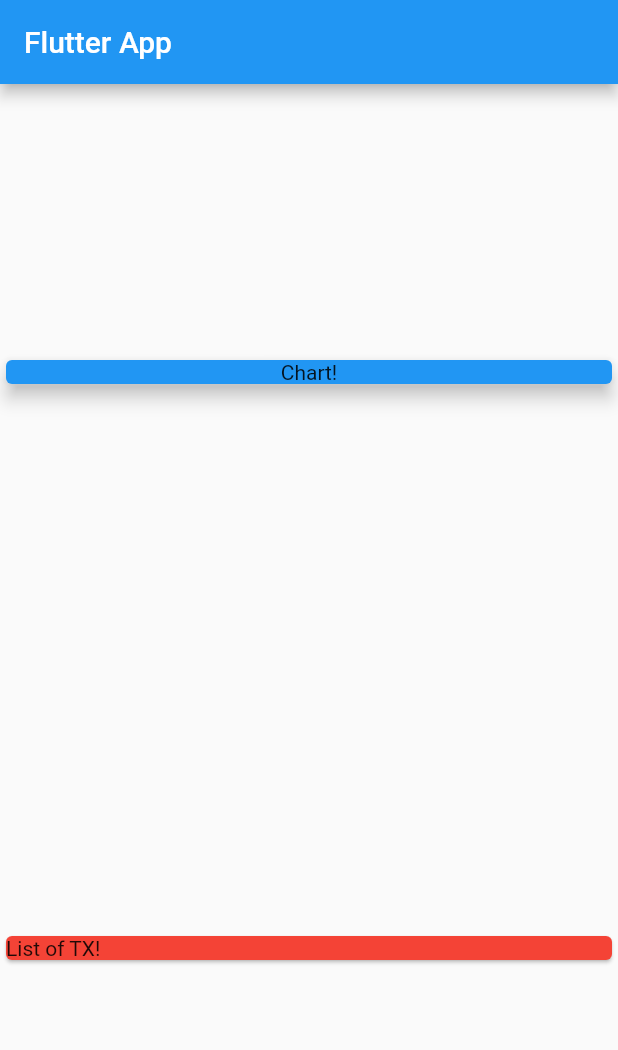
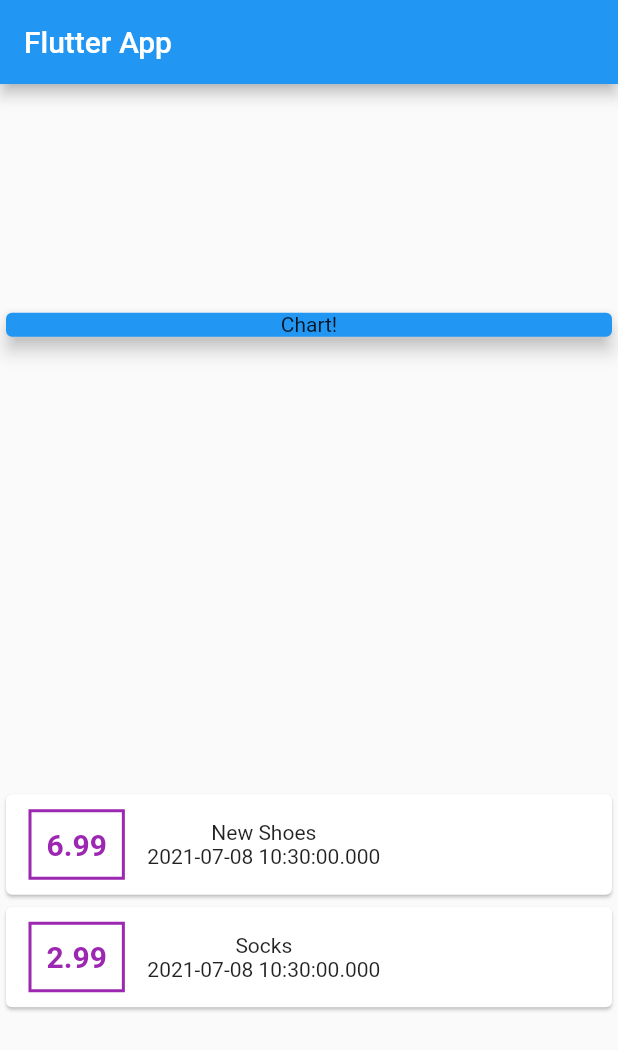
Before and after one commit to Tarikul-islam-shazan/daily_expense, a Flutter app: the screen it shows after launch, on a phone screen of 412 x 824 dp. Shown: the top 1050 px of the screen. Run offline on Flutter 3.47's test engine with Material 2 defaults, Android fonts, the phone set to English and light mode, and no system bars.

Commit message:
show card list

```diff
--- a/lib/main.dart
+++ b/lib/main.dart
@@ -1,4 +1,5 @@
 import 'package:flutter/material.dart';
+import './transaction.dart';
 
 void main() => runApp(MyApp());
 
@@ -10,6 +11,12 @@ class MyApp extends StatelessWidget {
 }
 
 class MyHomePage extends StatelessWidget {
+  final List<Transaction> transactions = [
+    Transaction(
+        id: 't001', title: 'New Shoes', amount: 6.99, date: DateTime.now()),
+    Transaction(id: 't002', title: 'Socks', amount: 2.99, date: DateTime.now())
+  ];
+
   @override
   Widget build(BuildContext context) {
     return Scaffold(
@@ -28,9 +35,42 @@ class MyHomePage extends StatelessWidget {
                 elevation: 5,
               ),
             ),
-            Card(
-              color: Colors.red,
-              child: Text('List of TX!'),
+            Column(
+              children: transactions.map((tx) {
+                return Card(
+                  child: Row(
+                    children: <Widget>[
+                      Container(
+                        margin: EdgeInsets.symmetric(
+                          vertical: 10,
+                          horizontal: 15,
+                        ),
+                        decoration: BoxDecoration(
+                          border: Border.all(
+                            color: Colors.purple,
+                            width: 2,
+                          ),
+                        ),
+                        padding: EdgeInsets.all(10),
+                        child: Text(
+                          tx.amount.toString(),
+                          style: TextStyle(
+                            fontWeight: FontWeight.bold,
+                            fontSize: 20,
+                            color: Colors.purple,
+                          ),
+                        ),
+                      ),
+                      Column(
+                        children: <Widget>[
+                          Text(tx.title),
+                          Text(tx.date.toString()),
+                        ],
+                      )
+                    ],
+                  ),
+                );
+              }).toList(),
             )
           ]),
     );
--- a/lib/transaction.dart
+++ b/lib/transaction.dart
@@ -3,4 +3,10 @@ class Transaction {
   String title;
   double amount;
   DateTime date;
+  Transaction({
+    this.id,
+    this.title,
+    this.amount,
+    this.date,
+  });
 }
```
